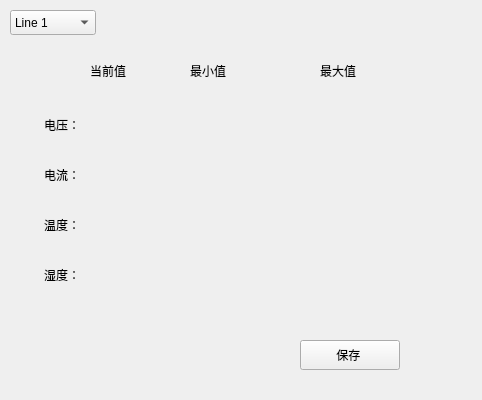
Old version of the form CabinetScreen/setting/devthresholdwid.ui in the repository luozhiyong131/BusBar.
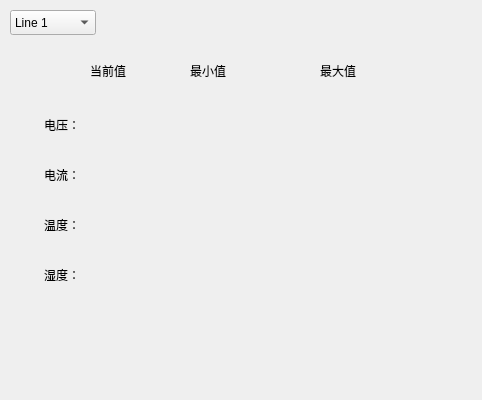
New version of the form.

```diff
--- a/CabinetScreen/setting/devthresholdwid.ui
+++ b/CabinetScreen/setting/devthresholdwid.ui
@@ -109,19 +109,6 @@
     <string>最大值</string>
    </property>
   </widget>
-  <widget class="QPushButton" name="saveBtn">
-   <property name="geometry">
-    <rect>
-     <x>300</x>
-     <y>340</y>
-     <width>100</width>
-     <height>30</height>
-    </rect>
-   </property>
-   <property name="text">
-    <string>保存 </string>
-   </property>
-  </widget>
   <widget class="QWidget" name="volWid" native="true">
    <property name="geometry">
     <rect>
```
